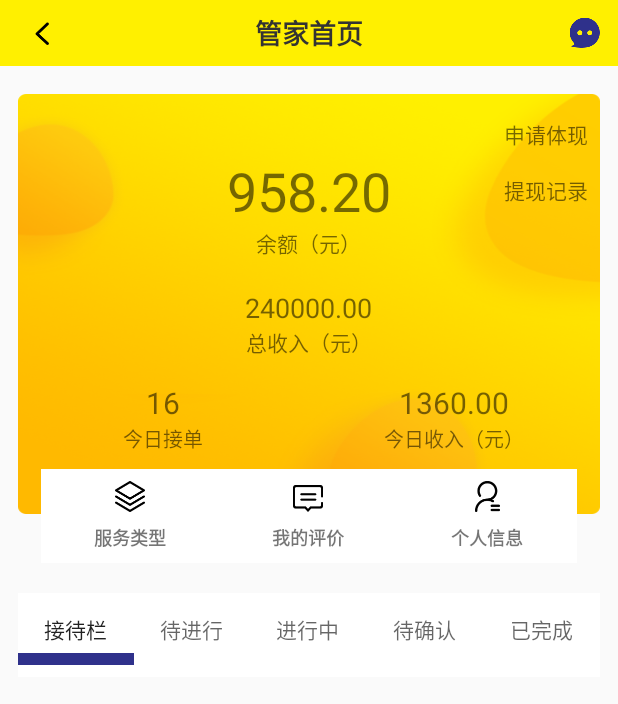
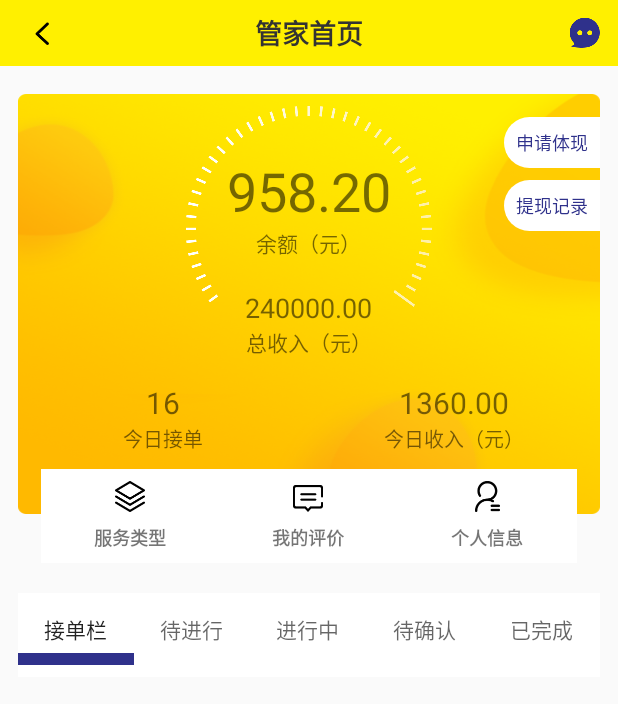
Before and after one commit to xiangruyimobuliaoq/JiaZheng, an Android app: the MainActivity screen opened directly, with no data from a screen before it, on a phone screen of 412 x 824 dp. Shown: the top 704 px of the screen. Run offline under Robolectric (Android 15) with nearby library versions, the phone set to English and light mode, and no system bars; our stand-ins replace ButterKnife; libraries missing offline, so code that uses them is left out: com.chad.library, com.tbruyelle.rxpermissions2; 3 statements that could not run were skipped.

Commit message:
优化界面，增加了订单的跳转逻辑

```diff
--- a/app/src/main/java/com/nst/jiazheng/worker/MainActivity.java
+++ b/app/src/main/java/com/nst/jiazheng/worker/MainActivity.java
@@ -1,5 +1,6 @@
 package com.nst.jiazheng.worker;
 
+import android.os.Bundle;
 import android.view.View;
 import android.widget.ImageView;
 import android.widget.TextView;
@@ -57,6 +58,7 @@ public class MainActivity extends BaseToolBarActivity {
     private List<Register> items;
     private MyAdapter myAdapter;
     private Register mUserInfo;
+    private int mSelectTabIndex;
 
     @Override
     protected void init() {
@@ -111,13 +113,36 @@ public class MainActivity extends BaseToolBarActivity {
         myAdapter.setOnItemClickListener(new OnItemClickListener() {
             @Override
             public void onItemClick(@NonNull BaseQuickAdapter<?, ?> adapter, @NonNull View view, int position) {
-                overlay(OrderDetailsActivity.class);
+                Bundle bundle = new Bundle();
+                String status = OrderDetailsActivity.DJD;
+                switch (mSelectTabIndex) {
+                    case 0:
+                        status = OrderDetailsActivity.DJD;
+                        break;
+                    case 1:
+                        status = OrderDetailsActivity.DJX;
+                        break;
+                    case 2:
+                        status = OrderDetailsActivity.JXZ;
+                        break;
+                    case 3:
+                        status = OrderDetailsActivity.DQR;
+                        break;
+                    case 4:
+                        status = OrderDetailsActivity.YWC;
+                        break;
+                    default:
+                        break;
+                }
+                bundle.putString(OrderDetailsActivity.STATUS, status);
+                overlay(OrderDetailsActivity.class, bundle);
             }
         });
         mTab.addOnTabSelectedListener(new TabLayout.OnTabSelectedListener() {
             @Override
             public void onTabSelected(TabLayout.Tab tab) {
                 int position = tab.getPosition();
+                mSelectTabIndex = position;
                 ToastHelper.showToast("addOnTabSelectedListener : " + position, mContext);
             }
 
@@ -147,22 +172,6 @@ public class MainActivity extends BaseToolBarActivity {
 
     private void initData() {
         mUserInfo = (Register) SpUtil.readObj("userInfo");
-//        OkGo.<String>post(Api.serverApi)
-//                .params("api_name", "server_type_app")
-//                .params("token", mUserInfo.token)
-////                .params("type", worker.type)
-////                .params("id", worker.id)
-//                .execute(new StringCallback() {
-//            @Override
-//            public void onSuccess(Response<String> response) {
-//                Resp<List<ServeType>> resp = new Gson().fromJson(response.body(), new
-//                TypeToken<Resp<List<ServeType>>>() {
-//                }.getType());
-//                if (resp.code == 1) {
-//                    myAdapter.setNewInstance(resp.data);
-//                }
-//            }
-//        });
         for (int i = 0; i < 10; i++) {
             items.add(new Register());
         }
--- /dev/null
+++ b/app/src/main/res/drawable/shape_bg_white_corner_half.xml
@@ -0,0 +1,23 @@
+<?xml version="1.0" encoding="utf-8"?>
+
+<shape xmlns:android="http://schemas.android.com/apk/res/android">
+    <!--
+    android:startColor="#aa000000"  渐变起始色值
+    android:centerColor=""      渐变中间色值
+    android:endColor="#ffffffff"    渐变结束颜色
+    android:angle="45"      渐变的方向 默认为0 从做向右 ，90时从下向上 必须为45的整数倍
+    android:type="radial"       渐变类型 有三种 线性linear 放射渐变radial 扫描线性渐变sweep
+    android:centerX="0.5"       渐变中心相对X坐标只有渐变类型为放射渐变时有效
+    android:centerY="0.5"       渐变中心相对Y坐标只有渐变类型为放射渐变时有效
+    android:gradientRadius="100"    渐变半径 非线性放射有效
+     -->
+    <solid android:color="@color/white" />
+    <corners
+        android:bottomLeftRadius="22dp"
+        android:topLeftRadius="22dp" />
+    <padding
+        android:bottom="@dimen/dp_4"
+        android:left="@dimen/dp_10"
+        android:right="@dimen/dp_10"
+        android:top="@dimen/dp_4" />
+</shape>
--- a/app/src/main/res/layout/activity_comment_details.xml
+++ b/app/src/main/res/layout/activity_comment_details.xml
@@ -16,7 +16,7 @@
         android:layout_marginTop="@dimen/dp_10"
         android:layout_marginRight="@dimen/dp_12"
         android:layout_marginBottom="@dimen/dp_12"
-        android:background="@color/white"
+        android:background="@drawable/shape_bg_white_corner"
         android:orientation="vertical"
         android:padding="@dimen/dp_10">
 
--- a/app/src/main/res/layout/activity_main.xml
+++ b/app/src/main/res/layout/activity_main.xml
@@ -24,27 +24,38 @@
                 android:layout_marginTop="18.5dp"
                 android:layout_marginRight="12dp"
                 android:background="@mipmap/ic_bg4">
+                <ImageView
+                    android:layout_marginTop="@dimen/dp_10"
+                    android:layout_centerHorizontal="true"
+                    android:src="@mipmap/ic_d1"
+                    android:layout_width="wrap_content"
+                    android:layout_height="wrap_content"/>
 
                 <LinearLayout
                     android:layout_width="wrap_content"
                     android:layout_height="wrap_content"
                     android:layout_alignParentRight="true"
-                    android:layout_marginTop="@dimen/dp_10"
+                    android:layout_marginTop="@dimen/dp_15"
                     android:orientation="vertical">
 
                     <TextView
                         android:id="@+id/tv_withDraw"
                         android:layout_width="wrap_content"
                         android:layout_height="wrap_content"
-                        android:padding="@dimen/dp_4"
-                        android:text="申请体现" />
+                        android:background="@drawable/shape_bg_white_corner_half"
+                        android:text="申请体现"
+                        android:textColor="#ff2f318b"
+                        android:textSize="12sp" />
 
                     <TextView
                         android:id="@+id/tv_withDrawRecord"
                         android:layout_width="wrap_content"
                         android:layout_height="wrap_content"
-                        android:padding="@dimen/dp_4"
-                        android:text="提现记录" />
+                        android:layout_marginTop="@dimen/dp_10"
+                        android:background="@drawable/shape_bg_white_corner_half"
+                        android:text="提现记录"
+                        android:textColor="#ff2f318b"
+                        android:textSize="12sp" />
                 </LinearLayout>
 
                 <LinearLayout
@@ -185,13 +196,13 @@
             </LinearLayout>
 
             <com.google.android.material.tabs.TabLayout
-                android:background="@color/white"
                 android:id="@+id/tab"
                 android:layout_width="match_parent"
                 android:layout_height="wrap_content"
                 android:layout_marginLeft="@dimen/dp_12"
                 android:layout_marginTop="@dimen/dp_20"
                 android:layout_marginRight="@dimen/dp_12"
+                android:background="@color/white"
                 android:paddingBottom="@dimen/dp_4"
                 app:tabGravity="fill"
                 app:tabIndicatorColor="@color/colorPrimary"
@@ -202,7 +213,7 @@
                     android:id="@+id/tabItem1"
                     android:layout_width="wrap_content"
                     android:layout_height="wrap_content"
-                    android:text="接待栏" />
+                    android:text="接单栏" />
 
                 <com.google.android.material.tabs.TabItem
                     android:id="@+id/tabItem2"
@@ -229,11 +240,11 @@
 
 
             <androidx.recyclerview.widget.RecyclerView
-                android:layout_marginLeft="@dimen/dp_12"
-                android:layout_marginRight="@dimen/dp_12"
                 android:id="@+id/recyclerView"
                 android:layout_width="match_parent"
-                android:layout_height="match_parent" />
+                android:layout_height="match_parent"
+                android:layout_marginLeft="@dimen/dp_12"
+                android:layout_marginRight="@dimen/dp_12" />
 
 
         </LinearLayout>
--- a/app/src/main/res/layout/item_my_comment.xml
+++ b/app/src/main/res/layout/item_my_comment.xml
@@ -2,7 +2,7 @@
 <LinearLayout xmlns:android="http://schemas.android.com/apk/res/android"
     android:layout_width="match_parent"
     android:layout_height="wrap_content"
-    android:background="@color/white"
+    android:background="@drawable/shape_bg_white_corner"
     android:layout_marginTop="@dimen/dp_10"
     android:orientation="vertical"
     android:padding="@dimen/dp_10">
--- a/app/src/main/res/layout/item_with_record.xml
+++ b/app/src/main/res/layout/item_with_record.xml
@@ -10,7 +10,7 @@
     android:paddingLeft="@dimen/dp_15"
     android:paddingTop="17dp"
     android:paddingRight="@dimen/dp_15"
-    android:background="@color/white"
+    android:background="@drawable/shape_bg_white_corner"
     android:paddingBottom="17dp">
 
     <LinearLayout
--- a/app/src/main/res/values/dimens.xml
+++ b/app/src/main/res/values/dimens.xml
@@ -6,4 +6,5 @@
     <dimen name="dp_30">30dp</dimen>
     <dimen name="dp_60">60dp</dimen>
     <dimen name="dp_50">50dp</dimen>
+    <dimen name="dp_6">6dp</dimen>
 </resources>
```
Also changed, not shown: app/src/main/java/com/nst/jiazheng/worker/OrderDetailsActivity.java (+72 -7 lines), app/src/main/res/layout/activity_order_details.xml (+20 -2 lines), app/src/main/res/layout/item_worker.xml (+81 -21 lines), app/src/main/res/mipmap-xxhdpi/ic_ann.png (added).
